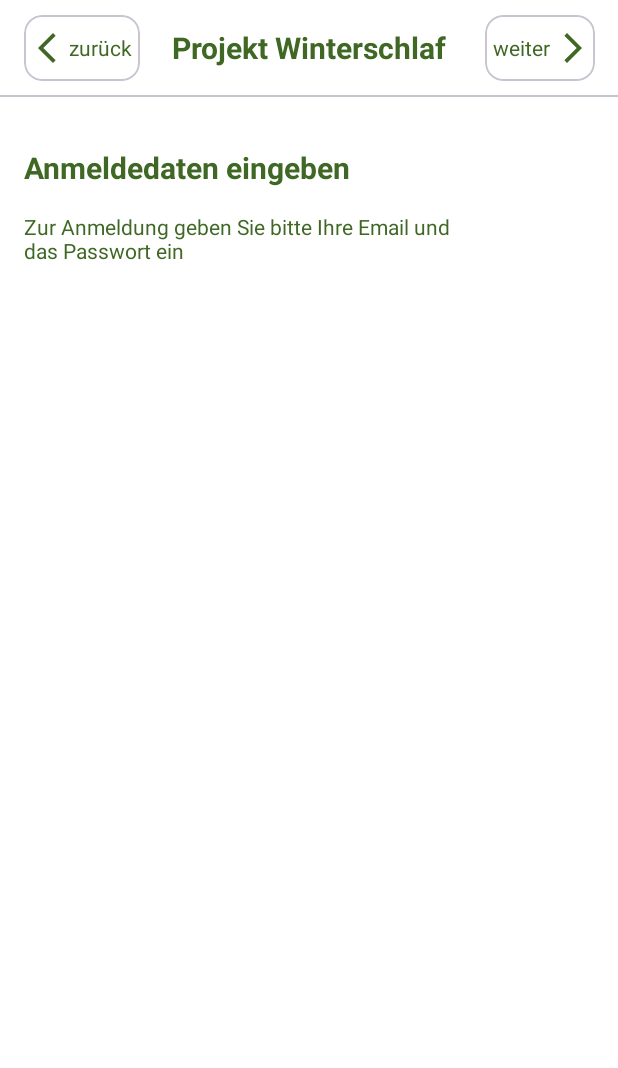
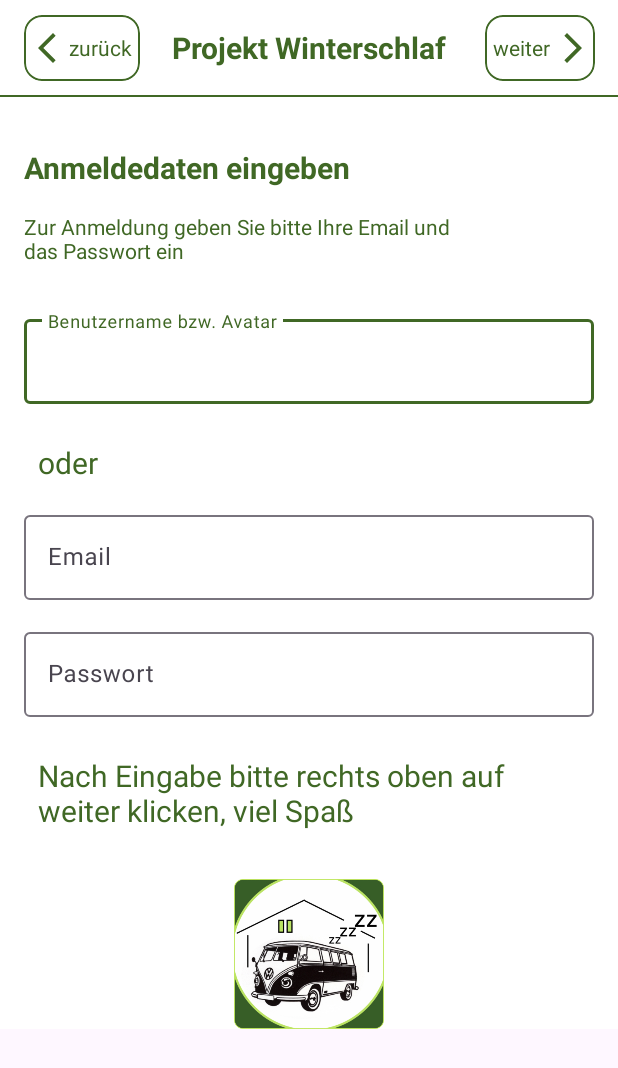
Before and after one commit to MikeSyntax/ProjektWinterschlaf, an Android app: the fragment ReadyLoginFragment shown on its own in the app's theme, on a phone screen of 412 x 824 dp. Shown: the top 1068 px of the screen. Run offline under Robolectric (Android 15) with nearby library versions, the phone set to English and light mode, and no system bars.

Commit message:
Intro, Login und Info fertig

```diff
--- /dev/null
+++ b/app/src/main/java/com/example/modulabschlussandroid/secret/SecretData.kt
@@ -0,0 +1,7 @@
+package com.example.modulabschlussandroid.secret
+
+/* Dies ist der Konstruktor der Klasse SecretData und er erhält Parameter, welche beim Erstellen von SecretData-Objekten übergeben werden. */
+class SecretData(var password: String = "1234", var userName: String = "Mustermann", var email: String = "mustermann@web.de") {
+
+
+}
--- a/app/src/main/res/layout/fragment_intro.xml
+++ b/app/src/main/res/layout/fragment_intro.xml
@@ -1,4 +1,5 @@
 <?xml version="1.0" encoding="utf-8"?>
+
 <androidx.constraintlayout.widget.ConstraintLayout xmlns:android="http://schemas.android.com/apk/res/android"
     xmlns:app="http://schemas.android.com/apk/res-auto"
     xmlns:tools="http://schemas.android.com/tools"
--- a/app/src/main/res/layout/fragment_ready_login.xml
+++ b/app/src/main/res/layout/fragment_ready_login.xml
@@ -1,11 +1,18 @@
 <?xml version="1.0" encoding="utf-8"?>
-<androidx.constraintlayout.widget.ConstraintLayout xmlns:android="http://schemas.android.com/apk/res/android"
+<ScrollView
+    android:layout_width="match_parent"
+    android:layout_height="match_parent"
+    xmlns:android="http://schemas.android.com/apk/res/android">
+
+<androidx.constraintlayout.widget.ConstraintLayout
     xmlns:app="http://schemas.android.com/apk/res-auto"
     xmlns:tools="http://schemas.android.com/tools"
     android:layout_width="match_parent"
-    android:layout_height="match_parent"
-    tools:context=".ui.InfoFragment"
-    android:background="@color/white">
+    android:layout_height="wrap_content"
+    android:background="@color/white"
+    tools:context=".ui.InfoFragment">
+
+
 
     <androidx.appcompat.widget.Toolbar
         android:id="@+id/toolbar"
@@ -17,16 +24,16 @@
         app:layout_constraintTop_toTopOf="parent">
 
         <com.google.android.material.card.MaterialCardView
-            xmlns:android="http://schemas.android.com/apk/res/android"
             xmlns:app="http://schemas.android.com/apk/res-auto"
             xmlns:tools="http://schemas.android.com/tools"
             android:id="@+id/cv_back"
             android:layout_width="wrap_content"
             android:layout_height="wrap_content"
+            android:layout_gravity="start"
+            android:backgroundTint="@color/white"
             android:elevation="0dp"
             app:strokeWidth="1dp"
-            android:backgroundTint="@color/white"
-            android:layout_gravity="start">
+            app:strokeColor="@color/primary_dark_green">
 
             <LinearLayout
                 android:layout_width="wrap_content"
@@ -45,7 +52,7 @@
                     android:layout_width="wrap_content"
                     android:layout_height="wrap_content"
                     android:layout_gravity="center_vertical"
-                    android:paddingRight="5dp"
+                    android:paddingEnd="5dp"
                     android:text="zurück" />
 
             </LinearLayout>
@@ -60,17 +67,17 @@
             android:textStyle="bold" />
 
         <com.google.android.material.card.MaterialCardView
-            xmlns:android="http://schemas.android.com/apk/res/android"
             xmlns:app="http://schemas.android.com/apk/res-auto"
             xmlns:tools="http://schemas.android.com/tools"
             android:id="@+id/cv_forward"
             android:layout_width="wrap_content"
             android:layout_height="wrap_content"
+            android:layout_gravity="end"
+            android:layout_marginEnd="15dp"
+            android:backgroundTint="@color/white"
             android:elevation="0dp"
             app:strokeWidth="1dp"
-            android:layout_marginRight="15dp"
-            android:backgroundTint="@color/white"
-            android:layout_gravity="end">
+            app:strokeColor="@color/primary_dark_green">
 
             <LinearLayout
                 android:layout_width="wrap_content"
@@ -93,18 +100,17 @@
                     android:src="@drawable/forward" />
 
 
-
             </LinearLayout>
         </com.google.android.material.card.MaterialCardView>
-
 
 
     </androidx.appcompat.widget.Toolbar>
 
     <com.google.android.material.divider.MaterialDivider
         android:id="@+id/materialDivider"
-        android:layout_width="0dp"
-        android:layout_height="wrap_content"
+        android:layout_width="match_parent"
+        android:layout_height="1dp"
+        app:dividerColor="@color/primary_dark_green"
         app:layout_constraintBottom_toBottomOf="@+id/toolbar"
         app:layout_constraintEnd_toEndOf="parent"
         app:layout_constraintStart_toStartOf="parent"
@@ -113,8 +119,8 @@
     </com.google.android.material.divider.MaterialDivider>
 
     <TextView
+        android:id="@+id/textView4"
         style="@style/textSmall"
-        android:id="@+id/textView4"
         android:layout_width="wrap_content"
         android:layout_height="wrap_content"
         android:layout_marginStart="16dp"
@@ -125,9 +131,10 @@
         app:layout_constraintTop_toTopOf="parent" />
 
     <TextView
+        android:id="@+id/description"
         style="@style/textSuperSmall"
         android:layout_width="match_parent"
-        android:layout_height="100dp"
+        android:layout_height="50dp"
         android:layout_margin="16dp"
         android:layout_marginTop="20dp"
         android:layout_marginEnd="16dp"
@@ -136,4 +143,89 @@
         app:layout_constraintStart_toStartOf="parent"
         app:layout_constraintTop_toBottomOf="@+id/textView4" />
 
+    <com.google.android.material.textfield.TextInputLayout
+        android:id="@+id/tfield_user_avatar"
+        android:layout_width="match_parent"
+        android:layout_height="wrap_content"
+        android:layout_margin="16dp"
+        android:hint="Benutzername bzw. Avatar"
+        app:layout_constraintEnd_toEndOf="parent"
+        app:layout_constraintStart_toStartOf="parent"
+        app:layout_constraintTop_toBottomOf="@+id/description">
+
+        <com.google.android.material.textfield.TextInputEditText
+            android:id="@+id/textInputUserAvatar"
+            android:layout_width="match_parent"
+            android:layout_height="wrap_content" />
+    </com.google.android.material.textfield.TextInputLayout>
+
+    <TextView
+        android:id="@+id/tv_or"
+        style="@style/textSmall"
+        android:layout_width="match_parent"
+        android:layout_height="wrap_content"
+        android:layout_margin="25dp"
+        android:text="oder"
+        app:layout_constraintEnd_toEndOf="parent"
+        app:layout_constraintStart_toStartOf="parent"
+        app:layout_constraintTop_toBottomOf="@+id/tfield_user_avatar"
+        tools:layout_editor_absoluteY="509dp" />
+
+    <com.google.android.material.textfield.TextInputLayout
+        android:id="@+id/tfield_email"
+        android:layout_width="match_parent"
+        android:layout_height="wrap_content"
+        android:layout_margin="16dp"
+        android:hint="Email"
+        app:layout_constraintEnd_toEndOf="parent"
+        app:layout_constraintStart_toStartOf="parent"
+        app:layout_constraintTop_toBottomOf="@+id/tv_or">
+
+        <com.google.android.material.textfield.TextInputEditText
+            android:id="@+id/textInputUserEmail"
+            android:layout_width="match_parent"
+            android:layout_height="wrap_content" />
+    </com.google.android.material.textfield.TextInputLayout>
+
+    <com.google.android.material.textfield.TextInputLayout
+        android:id="@+id/tfield_password"
+        android:layout_width="match_parent"
+        android:layout_height="wrap_content"
+        android:layout_margin="16dp"
+        android:hint="Passwort"
+        app:layout_constraintEnd_toEndOf="parent"
+        app:layout_constraintStart_toStartOf="parent"
+        app:layout_constraintTop_toBottomOf="@+id/tfield_email">
+
+        <com.google.android.material.textfield.TextInputEditText
+            android:id="@+id/textInputUserPassword"
+            android:layout_width="match_parent"
+            android:layout_height="wrap_content" />
+    </com.google.android.material.textfield.TextInputLayout>
+
+    <TextView
+        android:id="@+id/tv_forward"
+        style="@style/textSmall"
+        android:layout_width="match_parent"
+        android:layout_height="wrap_content"
+        android:layout_margin="25dp"
+
+        android:text="Nach Eingabe bitte rechts oben auf weiter klicken, viel Spaß"
+        app:layout_constraintEnd_toEndOf="parent"
+        app:layout_constraintStart_toStartOf="parent"
+        app:layout_constraintTop_toBottomOf="@+id/tfield_password"
+        tools:layout_editor_absoluteY="509dp" />
+
+    <ImageView
+        android:id="@+id/imageView2"
+        android:layout_width="100dp"
+        android:layout_height="100dp"
+        android:layout_marginTop="32dp"
+        android:src="@drawable/bild_parkplat"
+        app:layout_constraintEnd_toEndOf="parent"
+        app:layout_constraintStart_toStartOf="parent"
+        app:layout_constraintTop_toBottomOf="@+id/tv_forward" />
+
+
 </androidx.constraintlayout.widget.ConstraintLayout>
+    </ScrollView>
--- a/app/src/main/res/navigation/nav_graph.xml
+++ b/app/src/main/res/navigation/nav_graph.xml
@@ -24,4 +24,9 @@
         android:id="@+id/readyLoginFragment"
         android:name="com.example.modulabschlussandroid.ui.ReadyLoginFragment"
         android:label="ReadyLoginFragment" />
+    <fragment
+        android:id="@+id/homeFragment"
+        android:name="com.example.modulabschlussandroid.ui.HomeFragment"
+        android:label="fragment_home"
+        tools:layout="@layout/fragment_home" />
 </navigation>
--- a/app/src/main/res/values/themes.xml
+++ b/app/src/main/res/values/themes.xml
@@ -26,5 +26,10 @@
     <style name="screenBackground">
         <item name="background">@color/primary_light_green</item>
     </style>
+    <style name="shadow_light_green">
+        <item name="cornerRadius">10dp</item>
+        <item name="strokeColor">@color/primary_light_green</item>
+        <item name="strokeWidth">2dp</item>
+    </style>
 
 </resources>
```
Also changed, not shown: app/src/main/java/com/example/modulabschlussandroid/ui/HomeFragment.kt (added, +60 -0 lines), app/src/main/java/com/example/modulabschlussandroid/ui/ReadyLoginFragment.kt (+39 -2 lines), app/src/main/res/drawable/button_selector.xml (added, +24 -0 lines), app/src/main/res/layout/fragment_home.xml (added, +14 -0 lines), app/src/main/res/layout/fragment_info.xml (+13 -8 lines), app/src/main/res/layout/fragment_log_in.xml (+17 -9 lines).
